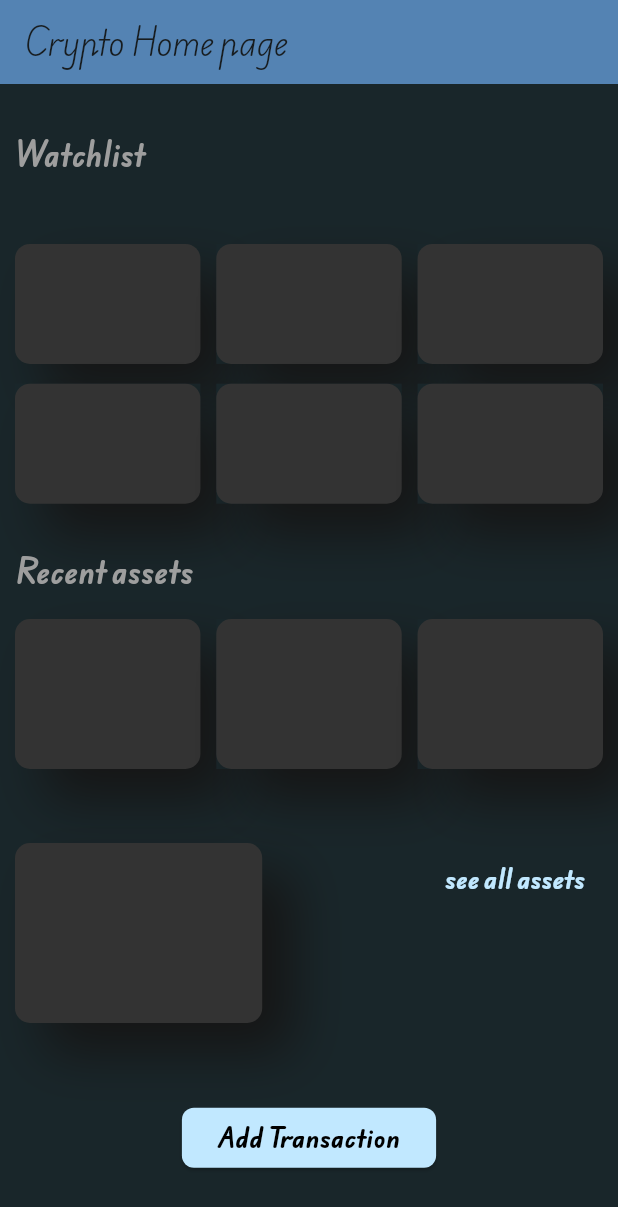
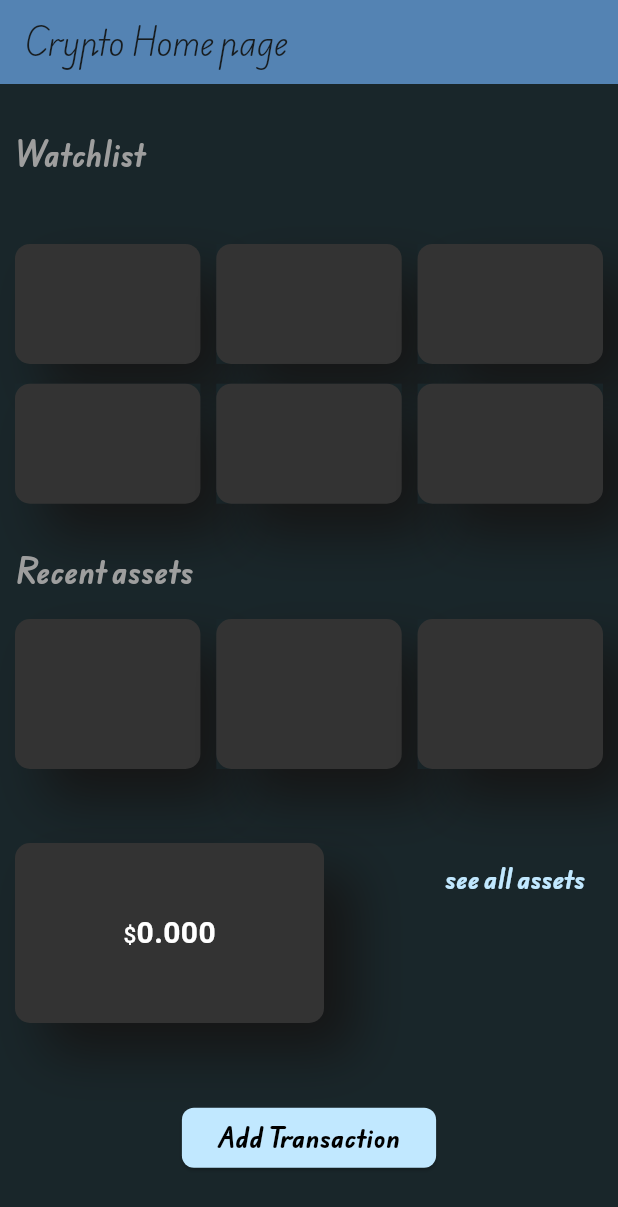
Before and after one commit to dretoba91/cryptofolio, a Flutter app: the screen it shows after launch, on a phone screen of 412 x 824 dp. Shown: the top 1207 px of the screen. Run offline on Flutter 3.47's test engine with Material 3 defaults, Android fonts, the phone set to English and light mode, and no system bars; our stand-ins replace dio, flutter_dotenv, get, modal_bottom_sheet; network calls fail.

Commit message:
integrate total portfolio value to the Ui

```diff
--- /dev/null
+++ b/lib/controller/assets_controlller.dart
@@ -0,0 +1,51 @@
+import 'dart:developer';
+
+import 'package:cryptofolio/controller/add_assets_controller.dart';
+import 'package:cryptofolio/models/added_asset.dart';
+import 'package:cryptofolio/models/crypto_currencies_data.dart';
+import 'package:get/get.dart';
+
+class AssetsController extends GetxController {
+  RxList<AddedAsset> addedAssets = <AddedAsset>[].obs;
+  AddAssetsController addAssetsController = Get.put(AddAssetsController());
+
+  @override
+  void onInit() {
+    super.onInit();
+
+    // addAssetsController.fetchAssets();
+  }
+
+  void addNewAsset(String name, double amount) {
+    addedAssets.add(AddedAsset(
+      name: name,
+      amount: amount,
+    ));
+    print("new asset: ${addedAssets}");
+  }
+
+  double getTotalAssets() {
+    if (addAssetsController.coinData.isEmpty) {
+      log("checking if addedAssetsController coin data is empty");
+      return 0;
+    }
+    if (addedAssets.isEmpty) {
+      log("checking if added assets is empty");
+      return 0;
+    }
+    double value = 0;
+    for (AddedAsset asset in addedAssets) {
+      value += getAssetPrice(asset.name!) * asset.amount!;
+    }
+    return value;
+  }
+
+  double getAssetPrice(String assetName) {
+    CryptoCurrenciesData? data = getCoinData(assetName);
+    return data?.values?.uSD?.price?.toDouble() ?? 0;
+  }
+
+  CryptoCurrenciesData? getCoinData(String name) {
+    return addAssetsController.coinData.firstWhereOrNull((e) => e.name == name);
+  }
+}
--- a/lib/main.dart
+++ b/lib/main.dart
@@ -7,6 +7,7 @@ import 'package:get/get.dart';
 void main() async {
   await dotenv.load(fileName: ".env");
   await registerServices();
+  await registerControllers();
   runApp(const MyApp());
 }
 
@@ -24,7 +25,7 @@ class MyApp extends StatelessWidget {
         colorScheme: ColorScheme.fromSeed(seedColor: Colors.blueGrey),
         useMaterial3: true,
       ),
-      home: const Home(),
+      home: Home(),
     );
   }
 }
--- /dev/null
+++ b/lib/models/added_asset.dart
@@ -0,0 +1,18 @@
+class AddedAsset {
+  String? name;
+  double? amount;
+
+  AddedAsset({this.name, this.amount});
+
+  AddedAsset.fromJson(Map<String, dynamic> json) {
+    name = json['name'];
+    amount = json['amount'];
+  }
+
+  Map<String, dynamic> toJson() {
+    final Map<String, dynamic> data = <String, dynamic>{};
+    data['name'] = name;
+    data['amount'] = amount;
+    return data;
+  }
+}
--- a/lib/screens/home.dart
+++ b/lib/screens/home.dart
@@ -1,13 +1,17 @@
 import 'dart:developer';
 
+import 'package:cryptofolio/controller/assets_controlller.dart';
 import 'package:cryptofolio/helpers/constants.dart';
 import 'package:cryptofolio/widgets/add_assets_bottomsheet.dart';
 import 'package:cryptofolio/widgets/card.dart';
 import 'package:flutter/material.dart';
+import 'package:get/get.dart';
 import 'package:modal_bottom_sheet/modal_bottom_sheet.dart';
 
+// ignore: must_be_immutable
 class Home extends StatelessWidget {
-  const Home({super.key});
+  Home({super.key});
+  AssetsController assetsController = Get.find();
 
   @override
   Widget build(BuildContext context) {
@@ -30,7 +34,8 @@ class Home extends StatelessWidget {
             vertical: 20,
             horizontal: 10,
           ),
-          child: Column(
+          child: Obx(
+            () => Column(
               crossAxisAlignment: CrossAxisAlignment.start,
               mainAxisAlignment: MainAxisAlignment.spaceBetween,
               children: [
@@ -150,8 +155,35 @@ class Home extends StatelessWidget {
                         mainAxisAlignment: MainAxisAlignment.spaceBetween,
                         children: [
                           NeophCard(
-                          width: ScreenUtils.screenWidth * 0.40,
+                            width: ScreenUtils.screenWidth * 0.50,
                             height: 120,
+                            child: Column(
+                              mainAxisAlignment: MainAxisAlignment.spaceEvenly,
+                              children: [
+                                Center(
+                                  child: Text.rich(TextSpan(children: [
+                                    const TextSpan(
+                                      text: '\$',
+                                      style: TextStyle(
+                                        fontSize: 15,
+                                        fontWeight: FontWeight.w500,
+                                        color: Colors.white,
+                                      ),
+                                    ),
+                                    TextSpan(
+                                      text: assetsController
+                                          .getTotalAssets()
+                                          .toStringAsFixed(3),
+                                      style: const TextStyle(
+                                        fontSize: 20,
+                                        fontWeight: FontWeight.w600,
+                                        color: Colors.white,
+                                      ),
+                                    )
+                                  ])),
+                                ),
+                              ],
+                            ),
                           ),
                           TextButton(
                             onPressed: () {},
@@ -211,6 +243,7 @@ class Home extends StatelessWidget {
             ),
           ),
         ),
+      ),
     );
   }
 }
```
Also changed, not shown: lib/controller/add_assets_controller.dart (+7 -0 lines), lib/helpers/utils.dart (+7 -0 lines), lib/widgets/add_assets_bottomsheet.dart (+28 -2 lines). Lines whose indentation alone changed are shown as unchanged.
